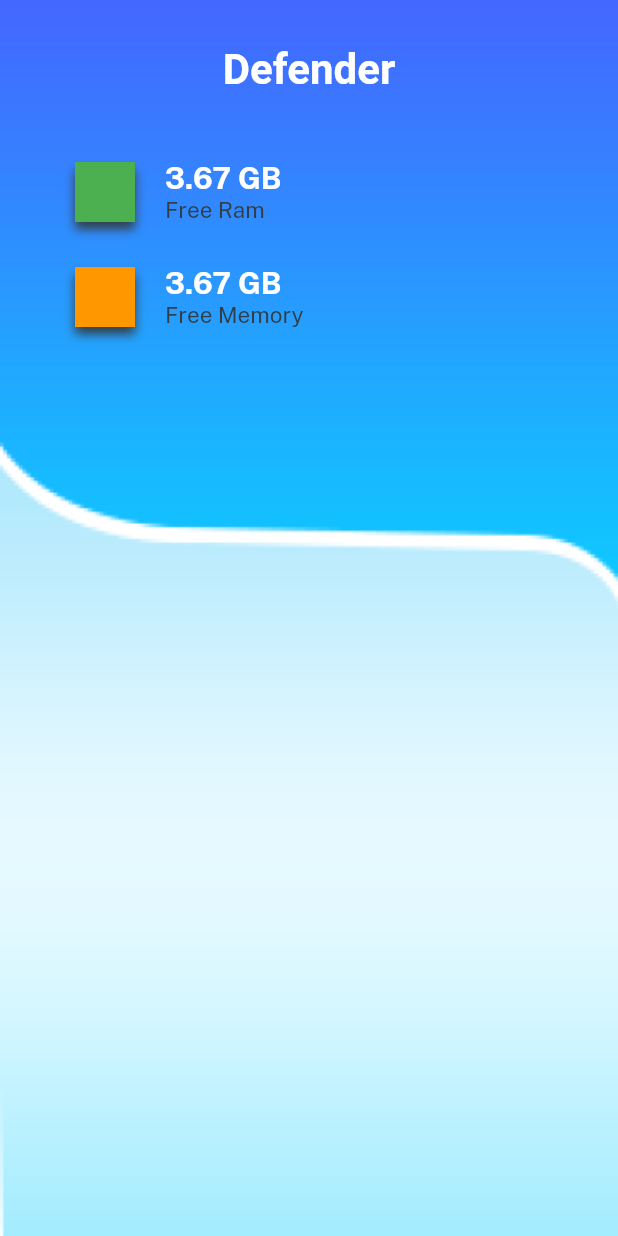
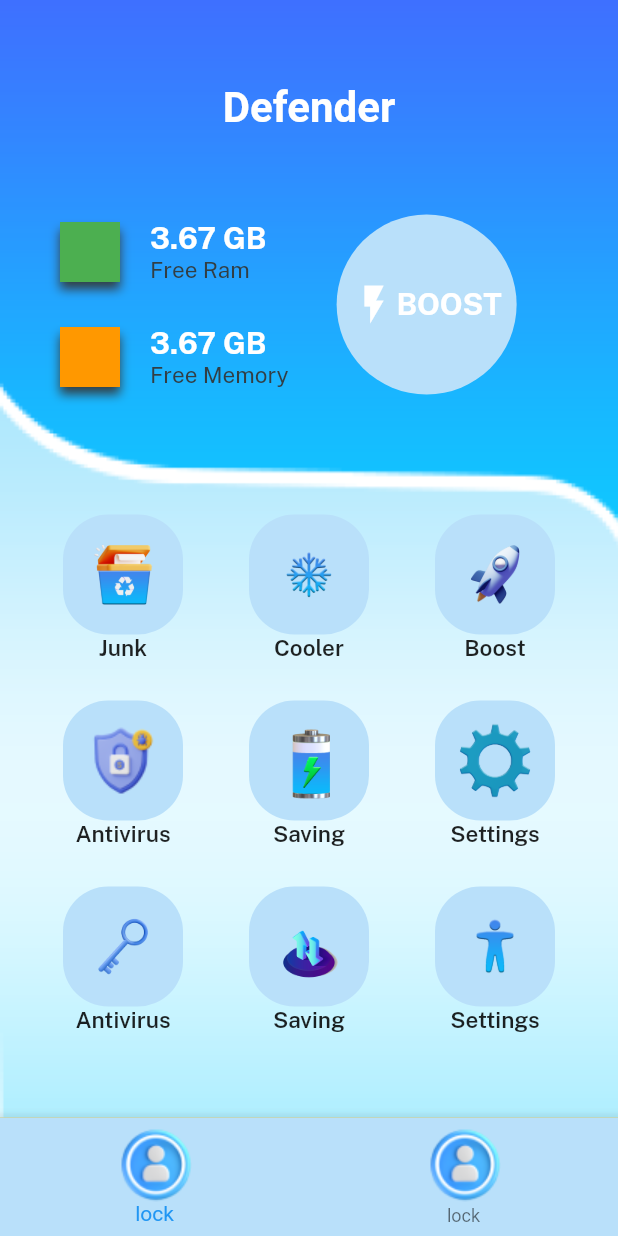
Before and after one commit to TriBhaskar/Flutter-defender, a Flutter app: the screen it shows after launch, on a phone screen of 412 x 824 dp. Run offline on Flutter 3.47's test engine with Material 2 defaults, Android fonts, the phone set to English and light mode, and no system bars; our stand-ins replace get; missing offline and left inert: material.

Commit message:
done with dashboard

```diff
--- a/lib/consts/colors.dart
+++ b/lib/consts/colors.dart
@@ -17,3 +17,4 @@ const white = Colors.white;
 const orange = Colors.orange;
 const green = Colors.green;
 const gblue = Color.fromARGB(255, 50, 62, 68);
+const lblue = Color.fromARGB(255, 185, 224, 250);
--- a/lib/consts/images.dart
+++ b/lib/consts/images.dart
@@ -1,16 +1,16 @@
-const bgimg = "assets/images/Background.png";
-const lock ="assets/images/Lock.png";
-const accessibility = "assets/images/accessibility.png";
-const antivirus = "assets/images/antivirus.png";
-const applock = "assests/images/app lock.png";
-const battery3d = "assests/images/Battery3d.png";
-const boost = "assests/images/boost.png";
-const cooler3d = "assests/images/Cooler3d.png";
-const data3d = "assests/images/Data 3d.png";
-const defender = "assests/images/defender.png";
-const junkfiles = "assests/images/junk files.png";
-const key3d = "assests/images/Key 3d.png";
-const optimization = "assests/images/optimization.png";
-const playstore = "assests/images/playstore.png";
-const profile = "assests/images/Profile.png";
-const setting = "assests/images/setting.png";
+const bgImg = "assets/images/Background.png";
+const lockImg ="assets/images/app Lock.png";
+const accessibilityImg = "assets/images/accessibility.png";
+const antivirusImg = "assets/images/antivirus.png";
+const applockImg = "assets/images/app lock.png";
+const battery3dImg = "assets/images/Battery3d.png";
+const boostImg = "assets/images/boost.png";
+const cooler3dImg = "assets/images/Cooler3d.png";
+const data3dImg = "assets/images/Data 3d.png";
+const defenderImg = "assets/images/defender.png";
+const junkfilesImg = "assets/images/junk files.png";
+const key3dImg = "assets/images/Key 3d.png";
+const optimizationImg = "assets/images/optimization.png";
+const playstoreImg = "assets/images/playstore.png";
+const profileImg = "assets/images/Profile.png";
+const settingImg = "assets/images/setting.png";
--- a/lib/consts/strings.dart
+++ b/lib/consts/strings.dart
@@ -3,3 +3,11 @@ const ramGB = "3.67 GB";
 const memoryGB = "3.67 GB";
 const fram = "Free Ram";
 const fmemory = "Free Memory";
+
+//icon names
+const junk = "Junk";
+const cooler = "Cooler";
+const boost = "Boost";
+const antivirus = "Antivirus";
+const saving = "Saving";
+const settings = "Settings";
--- /dev/null
+++ b/lib/views/dashboard_screens/components/boost_button.dart
@@ -0,0 +1,56 @@
+import 'package:defender/consts/colors.dart';
+import 'package:defender/consts/styles.dart';
+import 'package:flutter/material.dart';
+import 'package:flutter/src/widgets/framework.dart';
+import 'package:flutter/src/widgets/placeholder.dart';
+
+class BoostButton extends StatefulWidget {
+  const BoostButton({super.key});
+
+  @override
+  State<BoostButton> createState() => _BoostButtonState();
+}
+
+class _BoostButtonState extends State<BoostButton> {
+   bool _isBoosted = false;
+  @override
+  Widget build(BuildContext context) {
+    return GestureDetector(
+
+      onTap: (){
+        setState(() {
+          _isBoosted = !_isBoosted;
+        });
+      },
+      child: AnimatedContainer(
+        duration: const Duration(microseconds: 400),
+        width: 120,
+        height: 120,
+        decoration: BoxDecoration(
+          color: _isBoosted ? orange : lblue,
+          borderRadius: BorderRadius.circular(100)
+        ),
+
+        child: Row(
+          mainAxisAlignment: MainAxisAlignment.center,
+          children: const [
+            Icon(
+              Icons.flash_on,
+              color: Colors.white,
+              size: 30,
+            ),
+
+            Text(
+              'BOOST',
+              style: TextStyle(
+                color: Colors.white,
+                fontFamily: bold,
+                fontSize: 20
+              ),
+            )
+          ],
+        ),
+      ),
+    );
+  }
+}
--- /dev/null
+++ b/lib/views/dashboard_screens/components/bottom_navigationbar.dart
@@ -0,0 +1,37 @@
+import 'package:defender/consts/colors.dart';
+import 'package:defender/consts/images.dart';
+import 'package:defender/views/dashboard_screens/dashboard_screen.dart';
+import 'package:flutter/material.dart';
+import 'package:flutter/src/widgets/framework.dart';
+import 'package:flutter/src/widgets/placeholder.dart';
+
+class BottomNavigation extends StatefulWidget {
+  final int currentIndex;
+  final Function(int) onTap;
+
+  const BottomNavigation({super.key,required this.currentIndex, required this.onTap});
+
+  @override
+  State<BottomNavigation> createState() => _BottomNavigationState();
+}
+
+class _BottomNavigationState extends State<BottomNavigation> {
+  @override
+  Widget build(BuildContext context) {
+    return BottomNavigationBar(
+      currentIndex: widget.currentIndex,
+      onTap: widget.onTap,
+      backgroundColor: lblue,
+
+      items: [
+        BottomNavigationBarItem(
+          icon: Image.asset(profileImg),
+          label: "lock"),
+
+          BottomNavigationBarItem(
+          icon: Image.asset(profileImg),
+          label: "lock"),
+
+      ]);
+  }
+}
--- /dev/null
+++ b/lib/views/dashboard_screens/components/myicons.dart
@@ -0,0 +1,182 @@
+import 'package:defender/consts/strings.dart';
+import 'package:defender/consts/styles.dart';
+import 'package:flutter/material.dart';
+import 'package:flutter/src/widgets/framework.dart';
+import 'package:flutter/src/widgets/placeholder.dart';
+
+import '../../../consts/colors.dart';
+import '../../../consts/images.dart';
+
+class MyIcons extends StatelessWidget {
+  const MyIcons({super.key});
+
+  @override
+  Widget build(BuildContext context) {
+    return GridView.count(
+      crossAxisCount: 3,
+      padding: const EdgeInsets.symmetric(horizontal: 20, vertical: 50),
+      children: [
+        Column(
+          children: [
+            Container(
+              height: 80,
+                    width: 80,
+                    decoration: BoxDecoration(
+                    color: lblue,
+
+                    borderRadius: BorderRadiusDirectional.circular(30)),
+                    // color: Colors.amber,
+                    child: IconButton(icon:Image.asset(junkfilesImg, fit: BoxFit.cover,),
+                    onPressed: () => '')
+
+                  ),
+            const Text(junk, style: TextStyle(fontFamily: semibold, fontSize: 15),),
+          ],
+        ),
+        Column(
+
+          children: [
+            Container(
+              height: 80,
+                    width: 80,
+                    decoration: BoxDecoration(
+                    color: lblue,
+
+                    borderRadius: BorderRadiusDirectional.circular(30)),
+                    // color: Colors.amber,
+                    child: IconButton(icon:Image.asset(cooler3dImg, fit: BoxFit.cover,),
+                    onPressed: () => '')
+
+                  ),
+            const Text(cooler, style: TextStyle(fontFamily: semibold, fontSize: 15),),
+          ],
+        ),
+        Column(
+
+          children: [
+            Container(
+              height: 80,
+                    width: 80,
+                    decoration: BoxDecoration(
+                    color: lblue,
+
+                    borderRadius: BorderRadiusDirectional.circular(30)),
+                    // color: Colors.amber,
+                    child: IconButton(icon:Image.asset(boostImg, fit: BoxFit.cover,),
+                    onPressed: () => '')
+
+                  ),
+            const Text(boost, style: TextStyle(fontFamily: semibold, fontSize: 15),),
+          ],
+        ),
+        Column(
+
+          children: [
+            Container(
+              height: 80,
+                    width: 80,
+                    decoration: BoxDecoration(
+                    color: lblue,
+
+                    borderRadius: BorderRadiusDirectional.circular(30)),
+                    // color: Colors.amber,
+                    child: IconButton(icon:Image.asset(antivirusImg, fit: BoxFit.cover,),
+                    onPressed: () => '')
+
+                  ),
+            const Text(antivirus, style: TextStyle(fontFamily: semibold, fontSize: 15),),
+          ],
+        ),
+        Column(
+
+          children: [
+            Container(
+              height: 80,
+                    width: 80,
+                    decoration: BoxDecoration(
+                    color: lblue,
+
+                    borderRadius: BorderRadiusDirectional.circular(30)),
+                    // color: Colors.amber,
+                    child: IconButton(icon:Image.asset(battery3dImg, fit: BoxFit.cover,),
+                    onPressed: () => '')
+
+                  ),
+            const Text(saving, style: TextStyle(fontFamily: semibold, fontSize: 15),),
+          ],
+        ),
+        Column(
+
+          children: [
+            Container(
+              height: 80,
+                    width: 80,
+                    decoration: BoxDecoration(
+                    color: lblue,
+
+                    borderRadius: BorderRadiusDirectional.circular(30)),
+                    // color: Colors.amber,
+                    child: IconButton(icon:Image.asset(settingImg, fit: BoxFit.cover,),
+                    onPressed: () => '')
+
+                  ),
+            const Text(settings, style: TextStyle(fontFamily: semibold, fontSize: 15),),
+          ],
+        ),
+        Column(
+
+          children: [
+            Container(
+              height: 80,
+                    width: 80,
+                    decoration: BoxDecoration(
+                    color: lblue,
+
+                    borderRadius: BorderRadiusDirectional.circular(30)),
+                    // color: Colors.amber,
+                    child: IconButton(icon:Image.asset(key3dImg, fit: BoxFit.cover,),
+                    onPressed: () => '')
+
+                  ),
+            const Text(antivirus, style: TextStyle(fontFamily: semibold, fontSize: 15),),
+          ],
+        ),
+        Column(
+
+          children: [
+            Container(
+                    height: 80,
+                    width: 80,
+                    decoration: BoxDecoration(
+                    color: lblue,
+
+                    borderRadius: BorderRadiusDirectional.circular(30)),
+                    // color: Colors.amber,
+                    child: IconButton(icon:Image.asset(data3dImg, fit: BoxFit.cover,),
+                    onPressed: () => '')
+
+                  ),
+            const Text(saving, style: TextStyle(fontFamily: semibold, fontSize: 15),),
+          ],
+        ),
+        Column(
+
+          children: [
+            Container(
+                    height: 80,
+                    width: 80,
+                    decoration: BoxDecoration(
+                    color: lblue,
+
+                    borderRadius: BorderRadiusDirectional.circular(30)),
+                    // color: Colors.amber,
+                    child: IconButton(icon:Image.asset(accessibilityImg, fit: BoxFit.cover,),
+                    onPressed: () => '')
+
+                  ),
+            const Text(settings, style: TextStyle(fontFamily: semibold, fontSize: 15),),
+          ],
+        ),
+      ],);
+  }
+}
--- a/lib/views/dashboard_screens/components/ram_memory.dart
+++ b/lib/views/dashboard_screens/components/ram_memory.dart
@@ -0,0 +1,97 @@
+import 'package:defender/consts/strings.dart';
+import 'package:defender/consts/styles.dart';
+import 'package:flutter/material.dart';
+import 'package:flutter/src/widgets/framework.dart';
+import 'package:flutter/src/widgets/placeholder.dart';
+
+import '../../../consts/colors.dart';
+
+class RamMemory extends StatefulWidget {
+  const RamMemory({super.key});
+
+  @override
+  State<RamMemory> createState() => _RamMemoryState();
+}
+
+class _RamMemoryState extends State<RamMemory> {
+  @override
+  Widget build(BuildContext context) {
+    return Column(
+                crossAxisAlignment: CrossAxisAlignment.start,
+                  children: [
+                  Row(
+                    // mainAxisAlignment: MainAxisAlignment.spaceAround,
+                    children: [
+                      Container(
+                          margin:const EdgeInsets.symmetric(vertical: 15, horizontal: 20),
+                          height: 40,
+                          width: 40,
+                          decoration: const BoxDecoration(
+                            color: green,
+                            boxShadow: [
+                              BoxShadow(
+                                color: gblue,
+                                blurRadius: 5.0,
+                                offset: Offset(
+                                  0.0, // Move to right 5  horizontally
+                                  5.0, // Move to bottom 5 Vertically
+                                ),
+                              )
+                            ],
+                          )),
+                      Column(
+                        crossAxisAlignment:CrossAxisAlignment.start ,
+                        children:  const [
+                           Text(
+                            ramGB,
+                            style: TextStyle(fontSize: 20, color: white, fontFamily:bold),
+                          ),
+                          Text(
+                            fram,
+                            style: TextStyle(fontSize: 15, color: gblue, fontFamily:regular),
+                          ),
+                        ],
+
+                      ),
+                    ],
+                  ),
+                  Row(
+                    // mainAxisAlignment: MainAxisAlignment.spaceAround,
+                    children: [
+                      Container(
+                          margin:const EdgeInsets.symmetric(vertical: 15, horizontal: 20),
+                          height: 40,
+                          width: 40,
+                          decoration: const BoxDecoration(
+                            color: orange,
+                            boxShadow: [
+                              BoxShadow(
+                                color: gblue,
+                                blurRadius: 5.0,
+                                offset: Offset(
+                                  0.0, // Move to right 5  horizontally
+                                  5.0, // Move to bottom 5 Vertically
+                                ),
+                              )
+                            ],
+                          )),
+                      Column(
+                        crossAxisAlignment: CrossAxisAlignment.start,
+                        children:  const [
+                           Text(
+                            memoryGB,
+                            style: TextStyle(fontSize: 20, color: white, fontFamily:bold),
+                          ),
+                          Text(
+                            fmemory,
+                            style: TextStyle(fontSize: 15, color: gblue, fontFamily:regular),
+                          ),
+                        ],
+
+                      ),
+                    ],
+                  )
+                ],
+              );
+  }
+}
--- a/lib/views/dashboard_screens/dashboard_screen.dart
+++ b/lib/views/dashboard_screens/dashboard_screen.dart
@@ -2,6 +2,11 @@ import 'package:defender/consts/colors.dart';
 import 'package:defender/consts/images.dart';
 import 'package:defender/consts/strings.dart';
 import 'package:defender/consts/styles.dart';
+import 'package:defender/views/dashboard_screens/components/allicon_buttons.dart';
+import 'package:defender/views/dashboard_screens/components/boost_button.dart';
+import 'package:defender/views/dashboard_screens/components/bottom_navigationbar.dart';
+import 'package:defender/views/dashboard_screens/components/myicons.dart';
+import 'package:defender/views/dashboard_screens/components/ram_memory.dart';
 import 'package:flutter/material.dart';
 import 'package:flutter/src/widgets/placeholder.dart';
 import 'package:flutter/src/widgets/framework.dart';
@@ -15,21 +20,34 @@ class DashboardScreen extends StatefulWidget {
 }
 
 class _DashboardScreenState extends State<DashboardScreen> {
+  int currentIndex = 0;
   @override
   Widget build(BuildContext context) {
-    return Scaffold(
+    return  Scaffold(
       backgroundColor: white,
+      bottomNavigationBar: BottomAppBar(
+        shape: const CircularNotchedRectangle(),
+        color: Colors.amber,
+        child: BottomNavigation(
+          currentIndex: currentIndex,
+          onTap: (int index) {
+            setState(() {
+              currentIndex = index;
+            });
+          },
+        ),
+      ),
       body: Container(
-        constraints: const BoxConstraints.expand(),
+        // constraints: const BoxConstraints.expand(),
         decoration: const BoxDecoration(
             image:
-                DecorationImage(image: AssetImage(bgimg), fit: BoxFit.cover)),
+                DecorationImage(image: AssetImage(bgImg), fit: BoxFit.cover,)),
         padding: const EdgeInsets.only(top: 30),
         child: Column(
           children: [
-            Column(
-              children: const [
-                Text(
+             const Padding(
+               padding: EdgeInsets.symmetric(vertical: 25, horizontal: 10),
+               child: Text(
                 appname,
                 style: TextStyle(
                     color: white,
@@ -37,90 +55,27 @@ class _DashboardScreenState extends State<DashboardScreen> {
                     fontWeight: FontWeight.bold,
                     decoration: TextDecoration.none),
                          ),
-              ],
-            ),
-            Padding(
-              padding: const EdgeInsets.all(30.0),
-              child: Column(
-                // crossAxisAlignment: CrossAxisAlignment.start,
-                children: [
-                  Row(
-                    // mainAxisAlignment: MainAxisAlignment.spaceAround,
-                    children: [
-                      Container(
-                          margin:const EdgeInsets.symmetric(vertical: 15, horizontal: 20),
-                          height: 40,
-                          width: 40,
-                          decoration: const BoxDecoration(
-                            color: green,
-                            boxShadow: [
-                              BoxShadow(
-                                color: gblue,
-                                blurRadius: 5.0,
-                                offset: Offset(
-                                  0.0, // Move to right 5  horizontally
-                                  5.0, // Move to bottom 5 Vertically
-                                ),
-                              )
-                            ],
-                          )),
-                      Column(
-                        crossAxisAlignment:CrossAxisAlignment.start ,
-                        children:  const [
-                           Text(
-                            ramGB,
-                            style: TextStyle(fontSize: 20, color: white, fontFamily:bold),
-                          ),
-                          Text(
-                            fram,
-                            style: TextStyle(fontSize: 15, color: gblue, fontFamily:regular),
-                          ),
-                        ],
-
-                      ),
-                    ],
              ),
              Row(
-                    // mainAxisAlignment: MainAxisAlignment.spaceAround,
-                    children: [
-                      Container(
-                          margin:const EdgeInsets.symmetric(vertical: 15, horizontal: 20),
-                          height: 40,
-                          width: 40,
-                          decoration: const BoxDecoration(
-                            color: orange,
-                            boxShadow: [
-                              BoxShadow(
-                                color: gblue,
-                                blurRadius: 5.0,
-                                offset: Offset(
-                                  0.0, // Move to right 5  horizontally
-                                  5.0, // Move to bottom 5 Vertically
+               children: const [
+                 Padding(
+                  padding: EdgeInsets.all(20.0),
+                  child: RamMemory(),
             ),
-                              )
-                            ],
-                          )),
-                      Column(
-                        crossAxisAlignment: CrossAxisAlignment.start,
-                        children:  const [
-                           Text(
-                            memoryGB,
-                            style: TextStyle(fontSize: 20, color: white, fontFamily:bold),
+
+               Padding(
+                 padding: EdgeInsets.all(12.0),
+                 child: BoostButton(),
+               )],
              ),
-                          Text(
-                            fmemory,
-                            style: TextStyle(fontSize: 15, color: gblue, fontFamily:regular),
-                          ),
-                        ],
 
-                      ),
-                    ],
+             const Expanded(
+
+              child: MyIcons(),
             )
           ],
         ),
-            )
-          ],
-        ),
+
       ),
     );
   }
```
Also changed, not shown: lib/main.dart (+1 -9 lines), lib/views/dashboard_screens/components/allicon_buttons.dart (added, +102 -0 lines). Lines whose indentation alone changed are shown as unchanged.
